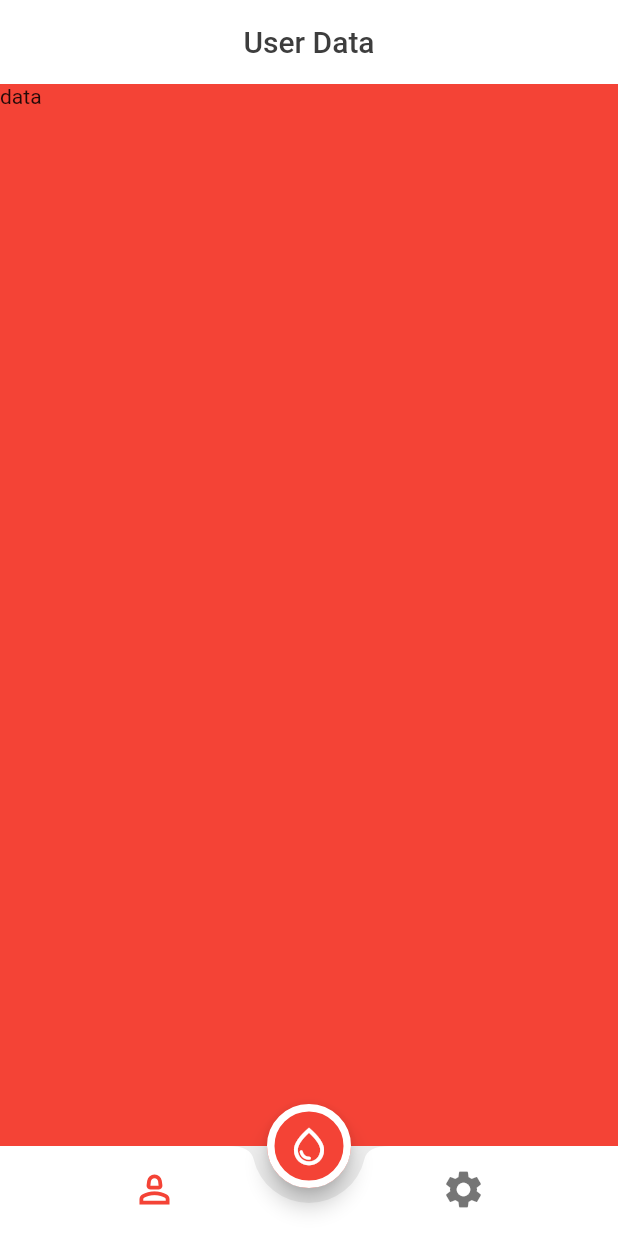
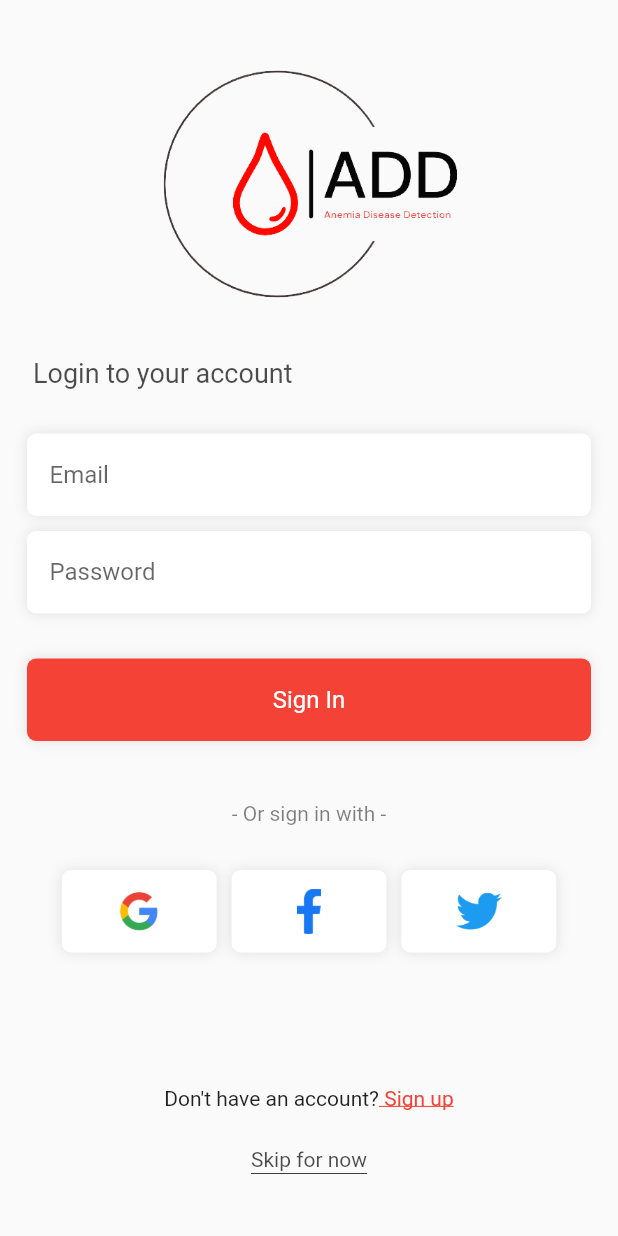
Before and after one commit to Kerolos129Yousef/NAD, a Flutter app: the screen it shows after launch, on a phone screen of 412 x 824 dp. Run offline on Flutter 3.47's test engine with Material 2 defaults, Android fonts, the phone set to English and light mode, and no system bars; our stand-ins replace flutter_svg.

Commit message:
add loginscreen

```diff
--- a/lib/home_screen.dart
+++ b/lib/home_screen.dart
@@ -17,10 +17,17 @@ int selectedIndex =0;
   Widget build(BuildContext context) {
     return Scaffold(
       appBar: AppBar(
+
         automaticallyImplyLeading: false,
         elevation: 0,
         backgroundColor: Colors.white,
-        title: Center(child: Text("User Data",style: TextStyle(color: Color.fromRGBO(61,61,61,1)),)),
+        title: Row(
+          children: [
+            Image.asset("assets/images/ADD_app_icon.png",width: 70,height: 45,),
+            SizedBox(width: 55,),
+            Text("User Data",style: TextStyle(color: Color.fromRGBO(61,61,61,1)),),
+          ],
+        )
       ),
       backgroundColor:Color.fromRGBO(237,237,237,1) ,
       floatingActionButtonLocation: FloatingActionButtonLocation.centerDocked,
--- /dev/null
+++ b/lib/login/FormField.dart
@@ -0,0 +1,37 @@
+import 'package:flutter/material.dart';
+
+class GlobalTextField extends StatelessWidget {
+  final TextEditingController controller;
+  final String text;
+  final bool obscure;
+  final TextInputType textInputType;
+
+  GlobalTextField(
+      {required this.controller,
+      required this.text,
+      required this.obscure,
+      required this.textInputType});
+  @override
+  Widget build(BuildContext context) {
+    return Container(
+      height: 55,
+      padding: EdgeInsets.only(top: 3, left: 15),
+      decoration: BoxDecoration(
+          color: Colors.white,
+          borderRadius: BorderRadius.circular(6),
+          boxShadow: [
+            BoxShadow(color: Colors.black.withOpacity(0.1), blurRadius: 7)
+          ]),
+      child: TextFormField(
+        controller: controller,
+        keyboardType: textInputType,
+        obscureText: obscure,
+        decoration: InputDecoration(
+            hintText: "$text",
+            border: InputBorder.none,
+            contentPadding: EdgeInsets.all(0),
+            hintStyle: TextStyle(height: 1)),
+      ),
+    );
+  }
+}
--- /dev/null
+++ b/lib/login/button_global.dart
@@ -0,0 +1,23 @@
+import 'package:flutter/material.dart';
+
+class ButtonGlobal extends StatelessWidget {
+
+  @override
+  Widget build(BuildContext context) {
+    return InkWell(
+      onTap: (){
+        print("Login succuss");
+      },
+      child: Container(
+        alignment: Alignment.center,
+        height: 55,
+        decoration: BoxDecoration(
+          color: Colors.red,
+          borderRadius: BorderRadius.circular(6),
+          boxShadow: [BoxShadow(color:Colors.black.withOpacity(0.1),blurRadius: 7)]
+        ),
+        child: Text("Sign In",style: TextStyle(color: Colors.white,fontSize: 16),),
+      ),
+    );
+  }
+}
--- /dev/null
+++ b/lib/login/login_screen.dart
@@ -0,0 +1,113 @@
+import 'package:add/home_screen.dart';
+import 'package:add/login/button_global.dart';
+import 'package:add/login/social_login.dart';
+import 'package:flutter/material.dart';
+import 'package:add/login/FormField.dart';
+
+class LoginScreen extends StatelessWidget {
+  static const String routeName = "LoginScreen";
+  final TextEditingController emailController = TextEditingController();
+  final TextEditingController passwordController = TextEditingController();
+  @override
+  Widget build(BuildContext context) {
+    return Scaffold(
+      body: GestureDetector(
+        onTap: (){
+          FocusManager.instance.primaryFocus?.unfocus();
+        },
+        child: SingleChildScrollView(
+          child: SafeArea(
+            child: Container(
+              padding: EdgeInsets.all(18),
+              width: double.infinity,
+              child: Column(
+
+                crossAxisAlignment: CrossAxisAlignment.start,
+                children: [
+                  Center(
+                    child: Image.asset("assets/images/ADD_app_logo.png" , height: 200,width: 400,),
+                  ),
+                      SizedBox(
+                        height: 20,
+                      ),
+                  Padding(
+                    padding: const EdgeInsets.only(left: 4),
+                    child: Text(
+                      "Login to your account",
+                      style: TextStyle(fontSize: 18,color: Colors.black.withOpacity(0.7)),
+                    ),
+                  ),
+                  SizedBox(
+                    height: 30 ,
+                  ),
+                  GlobalTextField(
+                    controller: emailController,
+                    text: "Email",
+                    obscure: false,
+                    textInputType: TextInputType.emailAddress,
+                  ),
+                  SizedBox(
+                    height: 10,
+                  ),
+                  GlobalTextField(
+                    controller: passwordController,
+                    text: "Password",
+                    obscure: true,
+                    textInputType: TextInputType.text,
+                  ),
+                  SizedBox(height: 30,),
+                  ButtonGlobal(),
+                  SizedBox(height: 40,),
+
+                  SocialLogin(),
+
+
+
+                ],
+              ),
+            ),
+          ),
+        ),
+      ),
+      bottomNavigationBar: Container(
+        height: 100,
+        child: Column(
+          children: [
+            Row(
+              mainAxisAlignment: MainAxisAlignment.center,
+              children: [
+                Text("Don't have an account?"),
+                InkWell(
+                  onTap: (){
+                    print("going to sign up page");
+                  },
+                  child: Text(" Sign up",style: TextStyle(
+                      color: Colors.red,
+                    decoration: TextDecoration.underline
+                  ),),
+                )
+              ],
+            ),
+            SizedBox(height: 25,),
+            InkWell(
+              onTap: (){
+                Navigator.pushNamed(context, HomeScreen.routeName);
+              },
+                child: Container(
+                padding: EdgeInsets.only(bottom: 1),
+                decoration: BoxDecoration(
+                  border: Border(bottom: BorderSide(
+                    color: Colors.black,
+                    width: 0.5
+                  ))
+                ),
+              child: Text("Skip for now",style: TextStyle(
+                color: Colors.black.withOpacity(0.7)
+              ),),
+            ))
+          ],
+        ) ,
+      ),
+    );
+  }
+}
--- /dev/null
+++ b/lib/login/social_login.dart
@@ -0,0 +1,75 @@
+import 'package:flutter/material.dart';
+import 'package:flutter_svg/flutter_svg.dart';
+
+class SocialLogin extends StatelessWidget {
+
+
+  @override
+  Widget build(BuildContext context) {
+    return Column(
+      children: [
+        Center(child: Text("- Or sign in with -",style: TextStyle(color: Colors.black.withOpacity(0.5),),)),
+        SizedBox(height: 30,),
+        Container(
+          width: MediaQuery.of(context).size.width*0.8,
+          child: Row(
+            mainAxisAlignment: MainAxisAlignment.spaceAround,
+            children: [
+
+              Expanded(
+                child: Container(
+                  alignment: Alignment.center,
+                    height: 55,
+                    decoration: BoxDecoration(
+                      borderRadius: BorderRadius.circular(6),
+                      color: Colors.white,
+                      boxShadow: [
+                        BoxShadow(
+                          color: Colors.black.withOpacity(0.1),
+                          blurRadius: 7
+                        )
+                      ]
+                    ),
+                    child: Image.asset("assets/images/google.png",height: 40,)),
+              ),
+              SizedBox(width: 10,),
+              Expanded(
+                child: Container(
+                    alignment: Alignment.center,
+                    height: 55,
+                    decoration: BoxDecoration(
+                        borderRadius: BorderRadius.circular(6),
+                        color: Colors.white,
+                        boxShadow: [
+                          BoxShadow(
+                              color: Colors.black.withOpacity(0.1),
+                              blurRadius: 7
+                          )
+                        ]
+                    ),
+                    child: Image.asset("assets/images/facebook.png",height: 30,)),
+              ),
+              SizedBox(width: 10,),
+              Expanded(
+                child: Container(
+                    alignment: Alignment.center,
+                    height: 55,
+                    decoration: BoxDecoration(
+                        borderRadius: BorderRadius.circular(6),
+                        color: Colors.white,
+                        boxShadow: [
+                          BoxShadow(
+                              color: Colors.black.withOpacity(0.1),
+                              blurRadius: 7
+                          )
+                        ]
+                    ),
+                    child: Image.asset("assets/images/twitter.png",height: 25,)),
+              ),
+            ],
+          ),
+        )
+      ],
+    );
+  }
+}
--- a/lib/main.dart
+++ b/lib/main.dart
@@ -1,4 +1,5 @@
 import 'package:add/home_screen.dart';
+import 'package:add/login/login_screen.dart';
 import 'package:add/splash_screen.dart';
 import 'package:flutter/material.dart';
 import 'package:flutter/services.dart';
@@ -19,7 +20,8 @@ class MyApp extends StatelessWidget {
      routes: {
         HomeScreen.routeName:(_)=>HomeScreen(),
        SplashScreen.routeName:(_)=>SplashScreen(),
-       LoadingScreen.routeName:(_)=>LoadingScreen()
+       LoadingScreen.routeName:(_)=>LoadingScreen(),
+       LoginScreen.routeName:(_)=>LoginScreen()
      },
       debugShowCheckedModeBanner: false,
 
--- a/lib/setting_tap.dart
+++ b/lib/setting_tap.dart
@@ -9,7 +9,7 @@ class SettingTap extends StatelessWidget {
       child: Column(
         crossAxisAlignment: CrossAxisAlignment.stretch,
         children: [
-          Text("data")
+          Text(" ")
 
         ],
       ),
--- a/lib/splash_screen.dart
+++ b/lib/splash_screen.dart
@@ -2,6 +2,7 @@ import 'dart:async';
 
 import 'package:add/home_screen.dart';
 import 'package:add/loading_screen.dart';
+import 'package:add/login/login_screen.dart';
 import 'package:flutter/material.dart';
 
 class SplashScreen extends StatefulWidget {
@@ -16,8 +17,8 @@ class _SplashScreenState extends State<SplashScreen> {
   void initState() {
 
     super.initState();
-    Timer(Duration(seconds: 3),() {
-      Navigator.pushNamed(context, HomeScreen.routeName);
+    Timer(Duration(seconds: 2),() {
+      Navigator.pushNamed(context, LoginScreen.routeName);
     }, );
   }
   @override
--- a/lib/user_data_tap.dart
+++ b/lib/user_data_tap.dart
@@ -9,7 +9,7 @@ class UserDataTap extends StatelessWidget {
       child: Column(
         crossAxisAlignment: CrossAxisAlignment.stretch,
         children: [
-         Text("data")
+         Text("")
 
         ],
       ),
--- a/pubspec.yaml
+++ b/pubspec.yaml
@@ -35,6 +35,7 @@ dependencies:
   # The following adds the Cupertino Icons font to your application.
   # Use with the CupertinoIcons class for iOS style icons.
   cupertino_icons: ^1.0.2
+  flutter_svg: ^2.0.2
 
 dev_dependencies:
   flutter_test:
```
Also changed, not shown: assets/images/ADD_app_logo.png (added), assets/images/facebook.png (added), assets/images/google.png (added), assets/images/twitter.png (added), lib/login_screen.dart (deleted), pubspec.lock.
